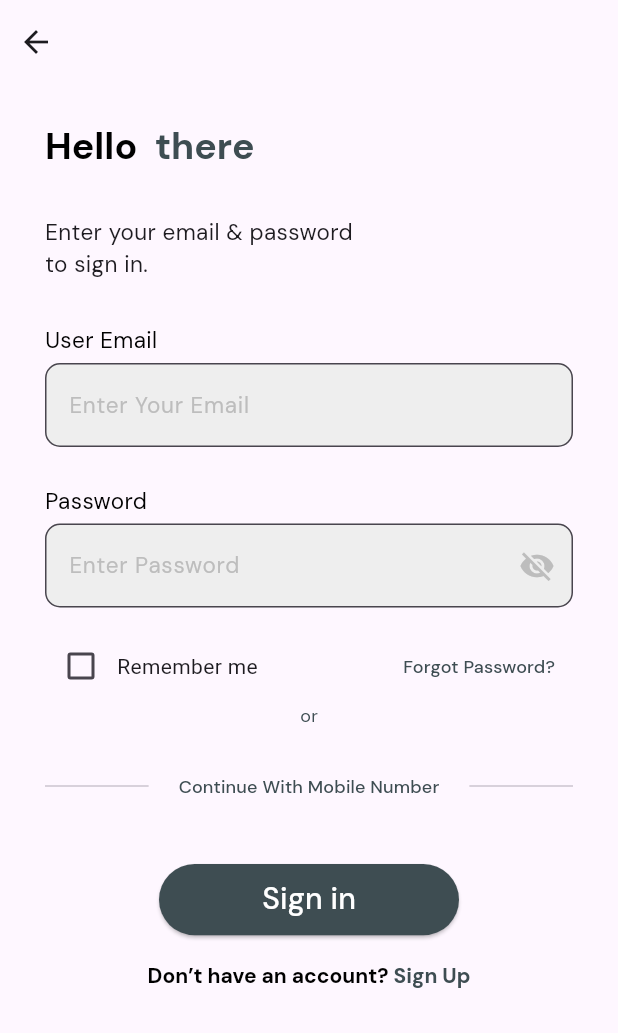
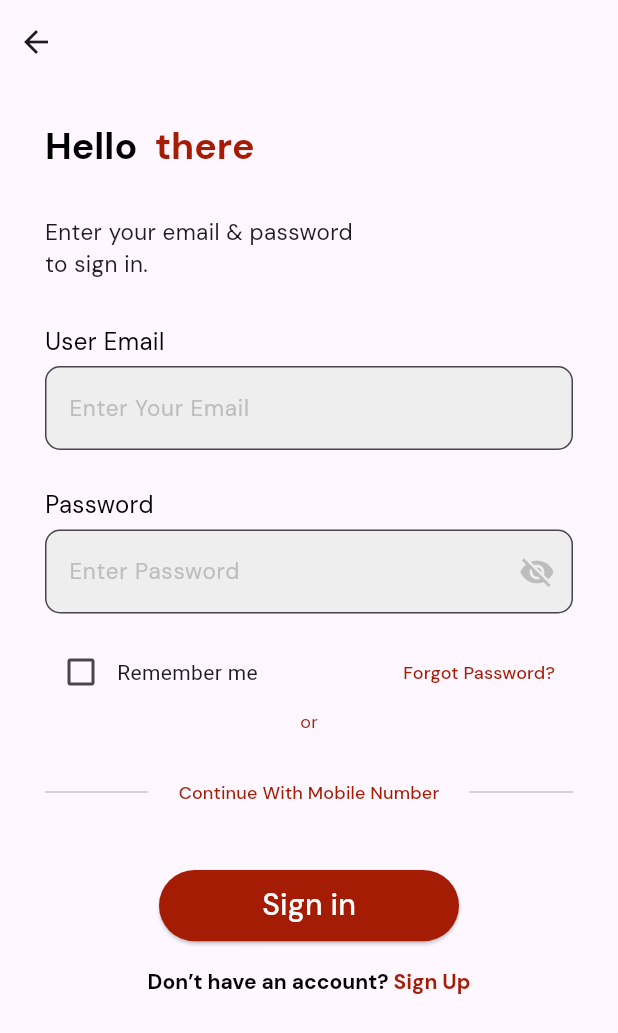
Before and after one commit to ananthi08/ypc_chef, a Flutter app: the screen it shows after launch, after a tap on "Get started", on a phone screen of 412 x 824 dp. Shown: the top 1033 px of the screen. Run offline on Flutter 3.47's test engine with Material 2 defaults, Android fonts, the light colour scheme and no system bars; our stand-ins replace date_picker_timeline, dio, dotted_border, flutter_svg, get, google_fonts and 9 more; network calls fail; project files that could hold a hidden picture were left out.

Commit message:
Color Changes

```diff
--- a/lib/views/auth/signin/forgotpassword_view.dart
+++ b/lib/views/auth/signin/forgotpassword_view.dart
@@ -1,3 +1,4 @@
+import 'package:chef_frontend/common_widget/custom%20GREEN/customgreen.dart';
 import 'package:chef_frontend/constants/validation.dart';
 import 'package:chef_frontend/service/auth_service/authentication_view.dart';
 import 'package:flutter/material.dart';
@@ -50,7 +51,7 @@ class Forgot extends StatelessWidget {
                       "Forgot your Password ?",
                       style: TextStyle(
                           fontWeight: FontWeight.bold,
-                          color:  Color(0xFF3E4D52),
+                          color: CustomColor.myRedColor,
                           fontSize: 18),
                       textAlign: TextAlign.center,
                     ),
@@ -98,7 +99,7 @@ class Forgot extends StatelessWidget {
                   style: ElevatedButton.styleFrom(
                     shape: RoundedRectangleBorder(
                         borderRadius: BorderRadius.circular(30)),
-                    primary: const Color(0xFF3E4D52),
+                    primary: CustomColor.myRedColor,
                     minimumSize: const Size(200, 40),
                   ),
                   onPressed: () {
--- a/lib/views/auth/signin/otpformobile.dart
+++ b/lib/views/auth/signin/otpformobile.dart
@@ -1,4 +1,5 @@
 // import 'dart:convert';
+import 'package:chef_frontend/common_widget/custom%20GREEN/customgreen.dart';
 import 'package:chef_frontend/constants/global_variable.dart';
 import 'package:chef_frontend/constants/httperrorhandling.dart';
 import 'package:chef_frontend/constants/utilities.dart';
@@ -151,7 +152,7 @@ print("login id$loginId");
                       width: 150,
                       child: ElevatedButton(
                         style: ElevatedButton.styleFrom(
-                          primary: const Color(0xFFA51C05),
+                          primary: CustomColor.myRedColor,
                           onPrimary: Colors.white,
                         ),
                         onPressed: press,
--- a/lib/views/auth/signin/signin_view.dart
+++ b/lib/views/auth/signin/signin_view.dart
@@ -1,4 +1,5 @@
 // import 'dart:developer';
+import 'package:chef_frontend/common_widget/custom%20GREEN/customgreen.dart';
 import 'package:chef_frontend/common_widget/otp_inputfield.dart';
 import 'package:chef_frontend/constants/validation.dart';
 import 'package:chef_frontend/service/auth_service/authentication_view.dart';
@@ -199,7 +200,7 @@ class _SigninState extends State<Signin> {
                           style:  GoogleFonts.dmSans(
                             fontSize: 25.0,
                             fontWeight: FontWeight.bold,
-                            color: const Color(0xFF3E4D52),
+                            color: CustomColor.myRedColor,
                           ),
                         ),
                       ],
@@ -232,7 +233,7 @@ class _SigninState extends State<Signin> {
                        Text(
                         'User Email',
                         style:  GoogleFonts.dmSans(
-                          fontSize: 15,
+                          fontSize: 16,
                           color: const Color.fromARGB(255, 0, 0, 0),
                         ),
                       ),
@@ -258,7 +259,7 @@ class _SigninState extends State<Signin> {
                        Text(
                         'Password',
                         style:  GoogleFonts.dmSans(
-                          fontSize: 15,
+                          fontSize: 16,
                           color: const Color.fromARGB(255, 0, 0, 0),
                         ),
                       ),
@@ -323,7 +324,7 @@ class _SigninState extends State<Signin> {
                               child:  Text(
                                 'Forgot Password?',
                                 style:  GoogleFonts.dmSans(
-                                  color: const Color(0xFF3E4D52),
+                                  color: CustomColor.myRedColor,
                                   fontSize: 12,
                                 ),
                               ),
@@ -341,7 +342,7 @@ class _SigninState extends State<Signin> {
                           child:  Text(
                             'or',
                             style:  GoogleFonts.dmSans(
-                              color: const Color(0xFF3E4D52),
+                              color:CustomColor.myRedColor,
                               fontSize: 12,
                             ),
                           ),
@@ -364,7 +365,7 @@ class _SigninState extends State<Signin> {
                                 child:  Text(
                                   'Continue With Mobile Number',
                                   style:  GoogleFonts.dmSans(
-                                    color:const Color(0xFF3E4D52),
+                                    color:CustomColor.myRedColor,
                                     fontSize: 12,
                                   ),
                                 ),
@@ -411,7 +412,7 @@ class _SigninState extends State<Signin> {
                     width: 200,
                     child: ElevatedButton(
                       style: ElevatedButton.styleFrom(
-                        primary:const Color(0xFF3E4D52),
+                        primary:CustomColor.myRedColor,
                         onPrimary: Colors.white,
                       ),
                       onPressed: () {
@@ -447,7 +448,7 @@ class _SigninState extends State<Signin> {
                           style:  GoogleFonts.dmSans(
                             fontSize: 14.0,
                             fontWeight: FontWeight.bold,
-                            color:const Color(0xFF3E4D52),
+                            color:CustomColor.myRedColor,
                           ),
                           recognizer: TapGestureRecognizer()
                             ..onTap = () {
--- a/lib/views/auth/signinnn bloc/loginwithmobilenumber/widget.dart
+++ b/lib/views/auth/signinnn bloc/loginwithmobilenumber/widget.dart
@@ -1,3 +1,4 @@
+import 'package:chef_frontend/common_widget/custom%20GREEN/customgreen.dart';
 import 'package:chef_frontend/common_widget/customimage.dart';
 import 'package:chef_frontend/common_widget/dual_color_widget.dart';
 import 'package:chef_frontend/views/auth/signinnn%20bloc/loginwithmobilenumber/MobileNumberBloc.dart';
@@ -94,7 +95,7 @@ class _MobileNumberState extends State<MobileNumber> {
                           width: mediaQuery.size.width / 2,
                           child: ElevatedButton(
                             style: ElevatedButton.styleFrom(
-                              primary: const Color(0xFF3E4D52),
+                              primary: CustomColor.myRedColor,
                               onPrimary: Colors.white,
                             ),
                             onPressed: () {
@@ -148,7 +149,7 @@ class _MobileNumberState extends State<MobileNumber> {
                         style: TextStyle(
                           fontSize: 16,
                           fontWeight: FontWeight.bold,
-                          color:  Color(0xFF3E4D52),
+                          color: CustomColor.myRedColor,
                         ),
                       ),
                     ),
--- a/lib/views/first_page_view.dart
+++ b/lib/views/first_page_view.dart
@@ -22,12 +22,12 @@ class Firstpage extends StatelessWidget {
                 height: screenHeight * 1,
                 color: const Color.fromARGB(31, 255, 255, 255),
                 child: Column(
-                  mainAxisAlignment: MainAxisAlignment.center,
+                  // mainAxisAlignment: MainAxisAlignment.center,
                   children: [
                     Lottie.asset(
                       'assets/Animation - 1698662925528 (1).json',
-                      height: 500,
-                      width: 300,
+                      height: 600,
+                      width: 800,
                       animate: true,
                     ),
                     ElevatedButton(
@@ -35,7 +35,8 @@ class Firstpage extends StatelessWidget {
                         shape: RoundedRectangleBorder(
                           borderRadius: BorderRadius.circular(5),
                         ),
-                        backgroundColor: CustomColor.myGreenColor,
+                        backgroundColor: CustomColor.myRedColor,
+                        onPrimary: Colors.white,
                         minimumSize: const Size(200, 50),
                       ),
                       onPressed: () {
@@ -45,8 +46,8 @@ class Firstpage extends StatelessWidget {
                               builder: (context) => const Signin()),
                         );
                       },
-                      child: const Text('Get started'),
-                    ),
+                      child:  const Text('Get started'),
+                    )
                   ],
                 ),
               ),
```
Also changed, not shown: lib/common_widget/dual_color_widget.dart (+7 -6 lines), lib/views/auth/signin/resetpassword_view.dart (+7 -6 lines), lib/views/auth/signup/signup_view.dart (+4 -3 lines), lib/views/dashboard/dashboard_top_profile/dashboard_editprofile_view.dart (+6 -5 lines), lib/views/dashboard/dashboard_top_profile/dashboardprofile_View.dart (+7 -6 lines), lib/views/dashboard/videoupload_page/uploaded_video.dart (+10 -10 lines).
